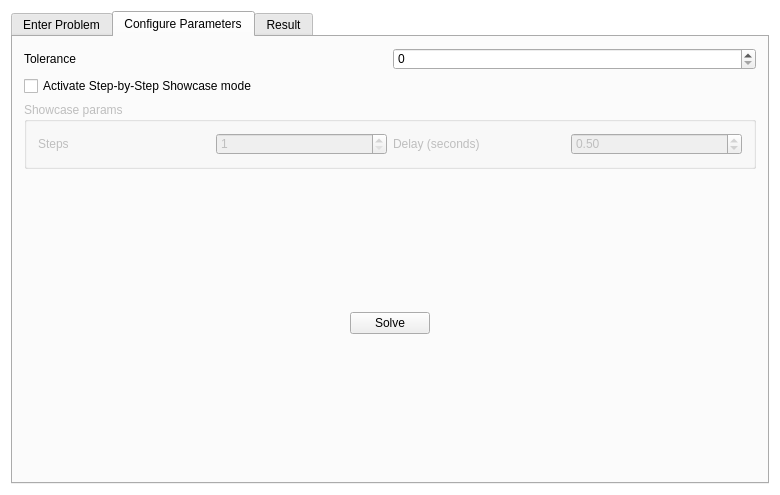
Before: the Qt Designer form Optiblech/mainwindow.ui in CSNWEB/gi-2015, drawn with Qt 5.
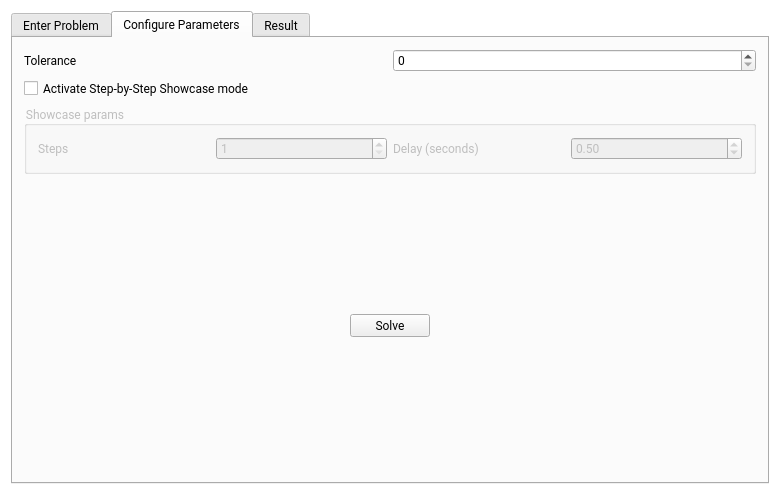
After: the same form once the commit is applied. The open tabs and pages were chosen to show the change.

Commit message: fix font error

```diff
--- a/Optiblech/mainwindow.ui
+++ b/Optiblech/mainwindow.ui
@@ -19,6 +19,10 @@
   <property name="styleSheet">
    <string notr="true">#centralWidget{
 	background:white;
+}
+
+QWidget{
+	font-family: Roboto;
 }</string>
   </property>
   <property name="tabShape">
```
Left out of the diff: 2 changed lines with no effect on the pictures. The commit also changes 28 other files.
